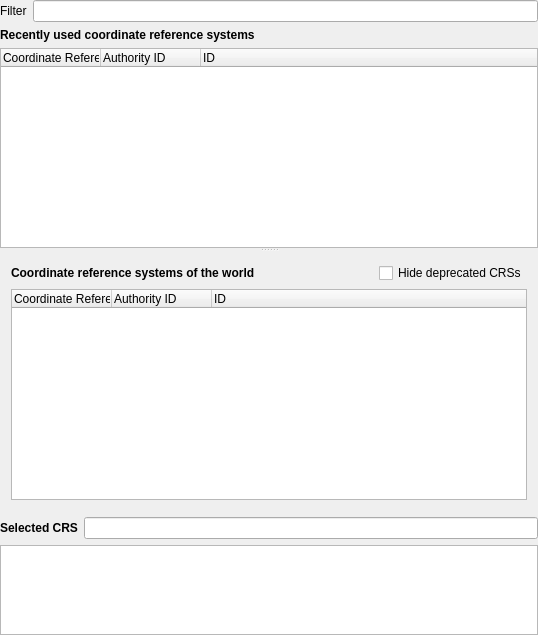
This is src/ui/qgsprojectionselectorbase.ui in qgis/QGIS as Qt 5 draws it before an edit. The edited form follows.
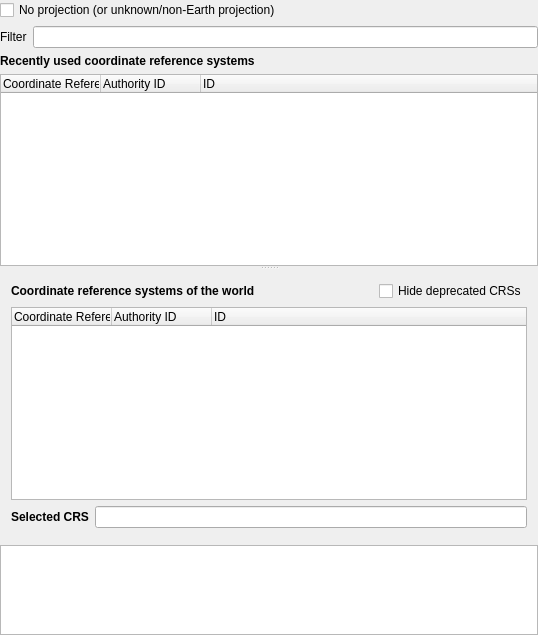
This is the edited form. Icons and pictures are not drawn. Custom widgets are drawn as their Qt base class.

Commit message:
Use a checkbox instead of tree item for "no projection" option
Makes this option more visible and easier to associate with the
old "OTF off" option

```diff
--- a/src/ui/qgsprojectionselectorbase.ui
+++ b/src/ui/qgsprojectionselectorbase.ui
@@ -28,31 +28,64 @@
    <property name="margin">
     <number>0</number>
    </property>
+   <property name="topMargin">
+    <number>0</number>
+   </property>
+   <property name="rightMargin">
+    <number>0</number>
+   </property>
+   <property name="bottomMargin">
+    <number>0</number>
+   </property>
+   <item row="1" column="0">
+    <widget class="QFrame" name="mFrameProjections">
+     <property name="frameShape">
+      <enum>QFrame::NoFrame</enum>
+     </property>
+     <property name="frameShadow">
+      <enum>QFrame::Plain</enum>
+     </property>
+     <layout class="QGridLayout" name="gridLayout_3">
+      <property name="leftMargin">
+       <number>0</number>
+      </property>
+      <property name="topMargin">
+       <number>0</number>
+      </property>
+      <property name="rightMargin">
+       <number>0</number>
+      </property>
+      <property name="bottomMargin">
+       <number>0</number>
+      </property>
+      <item row="1" column="0">
+       <layout class="QHBoxLayout" name="horizontalLayout">
+        <item>
+         <widget class="QLabel" name="label_5">
+          <property name="text">
+           <string>Filter</string>
+          </property>
+         </widget>
+        </item>
+        <item>
+         <widget class="QgsFilterLineEdit" name="leSearch"/>
+        </item>
+       </layout>
+      </item>
+      <item row="2" column="0">
+       <widget class="QLabel" name="label_3">
+        <property name="font">
+         <font>
+          <weight>75</weight>
+          <bold>true</bold>
+         </font>
+        </property>
+        <property name="text">
+         <string>Recently used coordinate reference systems</string>
+        </property>
+       </widget>
+      </item>
    <item row="3" column="0">
-    <layout class="QHBoxLayout" name="horizontalLayout_2">
-     <item>
-      <widget class="QLabel" name="label">
-       <property name="font">
-        <font>
-         <weight>75</weight>
-         <bold>true</bold>
-        </font>
-       </property>
-       <property name="text">
-        <string>Selected CRS</string>
-       </property>
-      </widget>
-     </item>
-     <item>
-      <widget class="QLineEdit" name="teSelected">
-       <property name="readOnly">
-        <bool>true</bool>
-       </property>
-      </widget>
-     </item>
-    </layout>
-   </item>
-   <item row="2" column="0">
     <widget class="QSplitter" name="splitter">
      <property name="orientation">
       <enum>Qt::Vertical</enum>
@@ -185,26 +218,10 @@
          </column>
         </widget>
        </item>
-      </layout>
-     </widget>
-    </widget>
-   </item>
-   <item row="0" column="0">
-    <layout class="QHBoxLayout" name="horizontalLayout">
+          <item row="2" column="0">
+           <layout class="QHBoxLayout" name="horizontalLayout_2">
      <item>
-      <widget class="QLabel" name="label_5">
-       <property name="text">
-        <string>Filter</string>
-       </property>
-      </widget>
-     </item>
-     <item>
-      <widget class="QgsFilterLineEdit" name="leSearch"/>
-     </item>
-    </layout>
-   </item>
-   <item row="1" column="0">
-    <widget class="QLabel" name="label_3">
+             <widget class="QLabel" name="label">
      <property name="font">
       <font>
        <weight>75</weight>
@@ -212,11 +229,24 @@
       </font>
      </property>
      <property name="text">
-      <string>Recently used coordinate reference systems</string>
+               <string>Selected CRS</string>
      </property>
     </widget>
    </item>
-   <item row="6" column="0">
+            <item>
+             <widget class="QLineEdit" name="teSelected">
+              <property name="readOnly">
+               <bool>true</bool>
+              </property>
+             </widget>
+            </item>
+           </layout>
+          </item>
+         </layout>
+        </widget>
+       </widget>
+      </item>
+      <item row="4" column="0">
     <widget class="QTextEdit" name="teProjection">
      <property name="minimumSize">
       <size>
@@ -241,6 +271,19 @@
      </property>
      <property name="readOnly">
       <bool>true</bool>
+        </property>
+       </widget>
+      </item>
+     </layout>
+    </widget>
+   </item>
+   <item row="0" column="0">
+    <widget class="QCheckBox" name="mCheckBoxNoProjection">
+     <property name="toolTip">
+      <string>Use this option to treat all coordinates as cartesian coordinates in an unknown reference system.</string>
+     </property>
+     <property name="text">
+      <string>No projection (or unknown/non-Earth projection)</string>
      </property>
     </widget>
    </item>
```
Left out of the diff: 5 changed lines with no effect on the pictures. Lines whose indentation alone changed are shown as unchanged. The commit also changes 2 other files.
